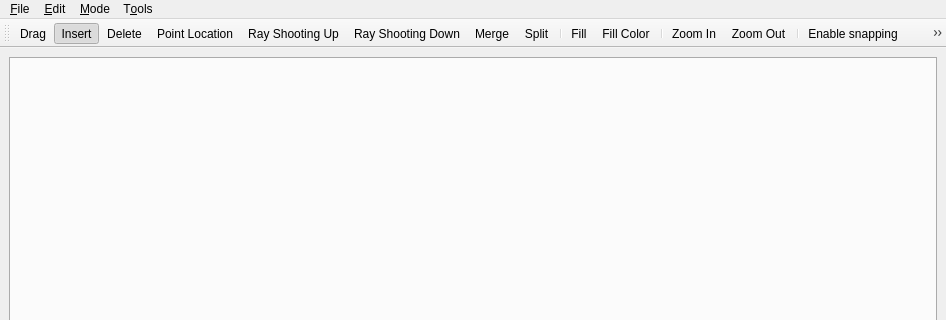
First picture: the form in Arrangement_on_surface_2/demo/Arrangement_on_surface_2/ArrangementDemoWindow.ui, repository CGAL/cgal, before the edit; both pictures show x 0 to 946 and y 0 to 320 of the 946 by 600 pixel window.
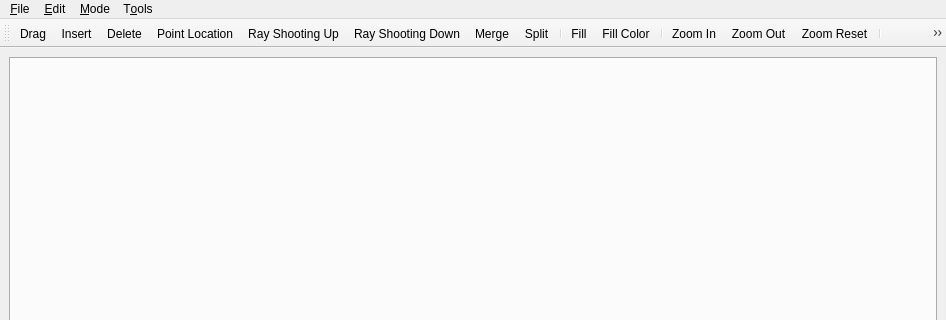
Second picture: the form after the edit. Icons and pictures are not drawn.

The edit to the form file:
```diff
--- a/Arrangement_on_surface_2/demo/Arrangement_on_surface_2/ArrangementDemoWindow.ui
+++ b/Arrangement_on_surface_2/demo/Arrangement_on_surface_2/ArrangementDemoWindow.ui
@@ -49,6 +49,7 @@
    <addaction name="separator"/>
    <addaction name="actionZoomIn"/>
    <addaction name="actionZoomOut"/>
+   <addaction name="actionZoomReset"/>
    <addaction name="separator"/>
    <addaction name="actionSnapMode"/>
    <addaction name="actionGridSnapMode"/>
@@ -56,11 +57,12 @@
    <addaction name="actionLowerEnvelope"/>
    <addaction name="actionUpperEnvelope"/>
    <addaction name="separator"/>
-   <addaction name="actionConicSegment"/>
-   <addaction name="actionCurveRay"/>
-   <addaction name="actionCurveLine"/>
-   <addaction name="actionConicCircle"/>
-   <addaction name="actionConicEllipse"/>
+   <addaction name="actionSegment"/>
+   <addaction name="actionPolyline"/>
+   <addaction name="actionRay"/>
+   <addaction name="actionLine"/>
+   <addaction name="actionCircle"/>
+   <addaction name="actionEllipse"/>
    <addaction name="actionConicThreePoint"/>
    <addaction name="actionConicFivePoint"/>
    <addaction name="actionAddAlgebraicCurve"/>
@@ -131,9 +133,6 @@
    <property name="checkable">
     <bool>true</bool>
    </property>
-   <property name="checked">
-    <bool>true</bool>
-   </property>
    <property name="icon">
     <iconset resource="ArrangementDemoWindow.qrc">
      <normaloff>:/icons/demo_insert.xpm</normaloff>:/icons/demo_insert.xpm</iconset>
@@ -327,7 +326,7 @@
     <string>Upper envelope</string>
    </property>
   </action>
-  <action name="actionConicSegment">
+  <action name="actionSegment">
    <property name="checkable">
     <bool>true</bool>
    </property>
@@ -339,7 +338,22 @@
     <string>Segment</string>
    </property>
   </action>
-  <action name="actionConicCircle">
+  <action name="actionPolyline">
+   <property name="checkable">
+    <bool>true</bool>
+   </property>
+   <property name="icon">
+    <iconset resource="ArrangementDemoWindow.qrc">
+     <normaloff>:/icons/demo_conic_segment.xpm</normaloff>:/icons/demo_conic_segment.xpm</iconset>
+   </property>
+   <property name="text">
+    <string>Polyline</string>
+   </property>
+   <property name="toolTip">
+    <string>Polyline</string>
+   </property>
+  </action>
+  <action name="actionCircle">
    <property name="checkable">
     <bool>true</bool>
    </property>
@@ -442,7 +456,19 @@
     <string>Zoom Out</string>
    </property>
   </action>
-  <action name="actionCurveRay">
+  <action name="actionZoomReset">
+   <property name="icon">
+    <iconset resource="ArrangementDemoWindow.qrc">
+     <normaloff>:/icons/demo_zoomreset.xpm</normaloff>:/icons/demo_zoomreset.xpm</iconset>
+   </property>
+   <property name="text">
+    <string>Zoom Reset</string>
+   </property>
+   <property name="toolTip">
+    <string>Zoom Reset</string>
+   </property>
+  </action>
+  <action name="actionRay">
    <property name="checkable">
     <bool>true</bool>
    </property>
```
Left out of the diff: 62 changed lines with no effect on the pictures.
